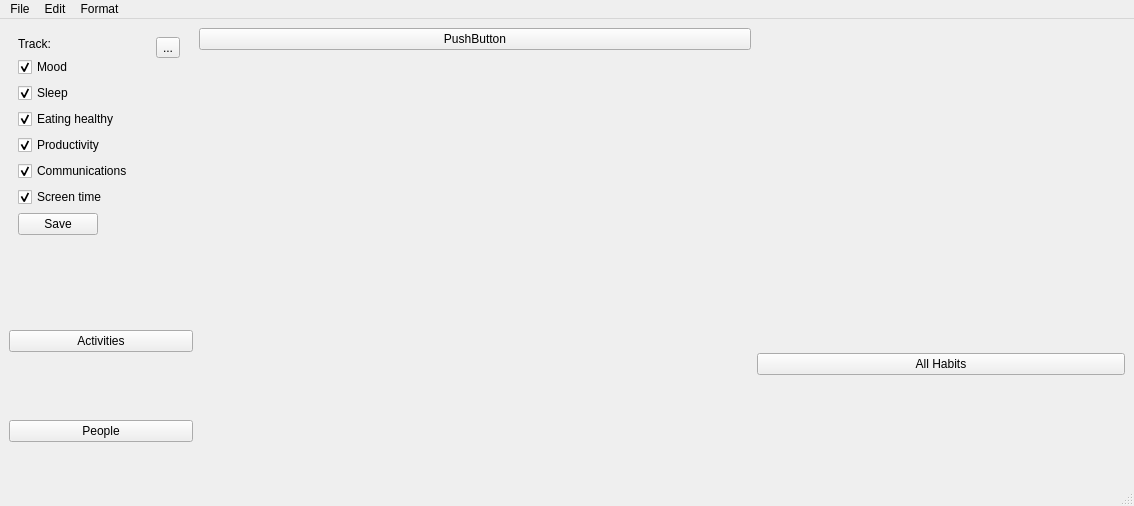
Old version of the form Code/PaperFriend/mainwindow.ui in the repository RomainPuech/Paper-Friend.
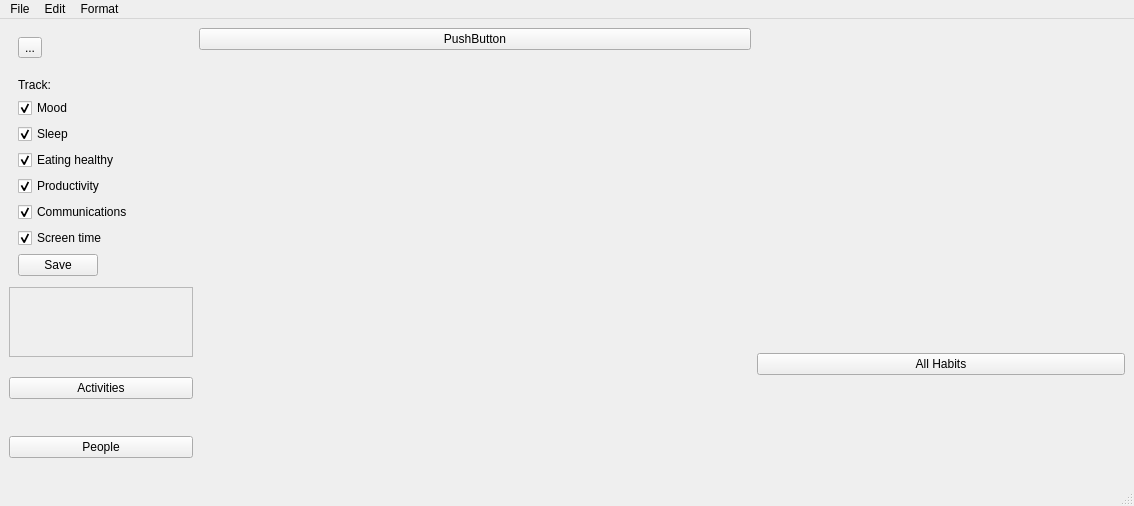
New version of the form. Icons and pictures are not drawn.

Commit message: basis of chat with scrollable messages

```diff
--- a/Code/PaperFriend/mainwindow.ui
+++ b/Code/PaperFriend/mainwindow.ui
@@ -21,7 +21,48 @@
        <number>2</number>
       </property>
       <item>
-       <layout class="QHBoxLayout" name="mascot_frame">
+       <layout class="QVBoxLayout" name="verticalLayout_2">
+        <item>
+         <widget class="QWidget" name="standard_frame" native="true">
+          <layout class="QHBoxLayout" name="standard">
+           <item>
+            <widget class="QToolButton" name="settingsButton">
+             <property name="sizePolicy">
+              <sizepolicy hsizetype="Fixed" vsizetype="Fixed">
+               <horstretch>0</horstretch>
+               <verstretch>0</verstretch>
+              </sizepolicy>
+             </property>
+             <property name="contextMenuPolicy">
+              <enum>Qt::DefaultContextMenu</enum>
+             </property>
+             <property name="autoFillBackground">
+              <bool>false</bool>
+             </property>
+             <property name="text">
+              <string>...</string>
+             </property>
+             <property name="popupMode">
+              <enum>QToolButton::InstantPopup</enum>
+             </property>
+            </widget>
+           </item>
+           <item>
+            <spacer name="horizontalSpacer">
+             <property name="orientation">
+              <enum>Qt::Horizontal</enum>
+             </property>
+             <property name="sizeHint" stdset="0">
+              <size>
+               <width>40</width>
+               <height>20</height>
+              </size>
+             </property>
+            </spacer>
+           </item>
+          </layout>
+         </widget>
+        </item>
         <item>
          <widget class="QWidget" name="settings_frame" native="true">
           <layout class="QVBoxLayout" name="settings">
@@ -124,32 +165,22 @@
           </layout>
          </widget>
         </item>
-        <item alignment="Qt::AlignLeft|Qt::AlignTop">
-         <widget class="QWidget" name="standard_frame" native="true">
-          <layout class="QHBoxLayout" name="standard">
-           <item>
-            <widget class="QToolButton" name="settingsButton">
-             <property name="sizePolicy">
-              <sizepolicy hsizetype="Fixed" vsizetype="Fixed">
-               <horstretch>0</horstretch>
-               <verstretch>0</verstretch>
-              </sizepolicy>
-             </property>
-             <property name="contextMenuPolicy">
-              <enum>Qt::DefaultContextMenu</enum>
-             </property>
-             <property name="autoFillBackground">
-              <bool>false</bool>
-             </property>
-             <property name="text">
-              <string>...</string>
-             </property>
-             <property name="popupMode">
-              <enum>QToolButton::InstantPopup</enum>
-             </property>
-            </widget>
-           </item>
-          </layout>
+        <item>
+         <widget class="QScrollArea" name="scrollArea">
+          <property name="widgetResizable">
+           <bool>true</bool>
+          </property>
+          <widget class="QWidget" name="scrollable_chat_content">
+           <property name="geometry">
+            <rect>
+             <x>0</x>
+             <y>0</y>
+             <width>178</width>
+             <height>68</height>
+            </rect>
+           </property>
+           <layout class="QVBoxLayout" name="verticalLayout_6"/>
+          </widget>
          </widget>
         </item>
        </layout>
```
Left out of the diff: 2 changed lines with no effect on the pictures. The commit also changes 1 other file.
